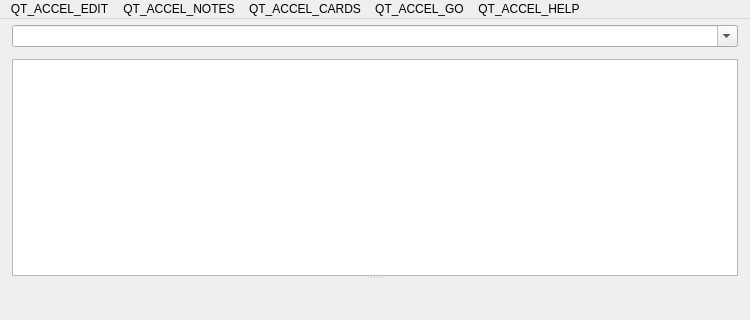
Old version of the form qt/aqt/forms/browser.ui in the repository ankitects/anki; both pictures show x 0 to 750 and y 0 to 320 of the 750 by 493 pixel window.
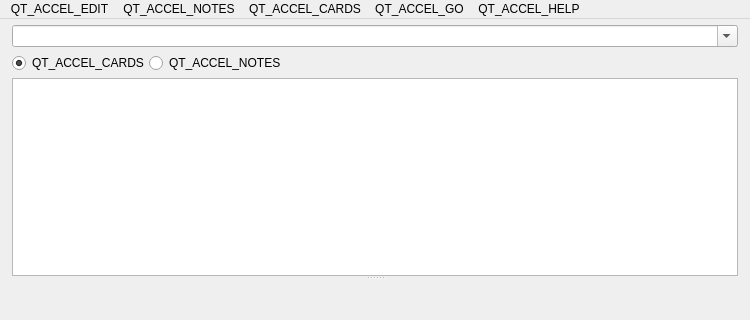
New version of the form. Icons and pictures are not drawn.

Commit message:
Introduce Table class
* Support card and note state
* Refactor Browser
* Reduce dependencies
* ...

Patch:
```diff
--- a/qt/aqt/forms/browser.ui
+++ b/qt/aqt/forms/browser.ui
@@ -83,7 +83,7 @@
            <number>0</number>
           </property>
           <property name="bottomMargin">
-           <number>12</number>
+           <number>6</number>
           </property>
           <property name="horizontalSpacing">
            <number>12</number>
@@ -109,6 +109,30 @@
           </item>
          </layout>
         </item>
+        <item>
+         <layout class="QHBoxLayout" name="view_state" stretch="0,1">
+          <property name="bottomMargin">
+           <number>5</number>
+          </property>
+          <item>
+           <widget class="QRadioButton" name="radio_cards">
+            <property name="text">
+             <string>QT_ACCEL_CARDS</string>
+            </property>
+            <property name="checked">
+             <bool>true</bool>
+            </property>
+           </widget>
+          </item>
+          <item>
+           <widget class="QRadioButton" name="radio_notes">
+            <property name="text">
+             <string>QT_ACCEL_NOTES</string>
+            </property>
+           </widget>
+          </item>
+         </layout>
+        </item>
         <item>
          <widget class="QTableView" name="tableView">
           <property name="sizePolicy">
```
The commit also changes 5 other files.
